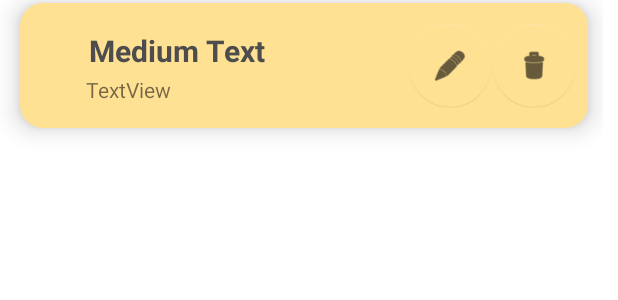
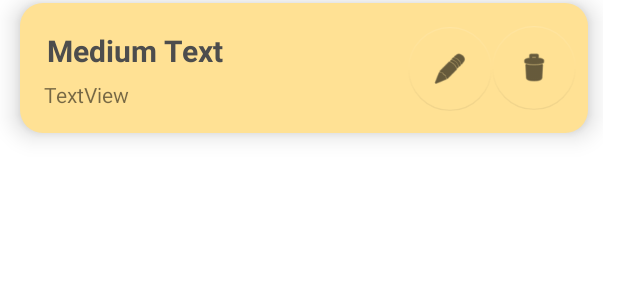
Before and after one commit to Aleexuta/BooksApp, an Android app: the layout mylist.xml on its own in the app's theme, with its tools: preview values and no code run, on a phone screen of 412 x 824 dp. Shown: the top 300 px of the screen. Run offline under Robolectric (Android 15) with nearby library versions, the phone set to English and light mode, and no system bars.

Commit message:
interfata putin

```diff
--- a/app/src/main/java/com/example/booksapp/MenuFragment.java
+++ b/app/src/main/java/com/example/booksapp/MenuFragment.java
@@ -150,7 +150,7 @@ public class MenuFragment extends Fragment implements View.OnClickListener {
             Intent intent = new Intent(Intent.ACTION_CREATE_DOCUMENT);
             intent.addCategory(Intent.CATEGORY_OPENABLE);
             intent.setType("text/csv");
-            intent.putExtra(Intent.EXTRA_TITLE,"backupBooks.xlsx");
+            intent.putExtra(Intent.EXTRA_TITLE,"backupBooks.xls");
             requireActivity().startActivityForResult(intent,20);
         }
         if(v.getId()==m_statistics.getId())
--- a/app/src/main/res/layout/mylist.xml
+++ b/app/src/main/res/layout/mylist.xml
@@ -17,7 +17,7 @@
 
         <androidx.constraintlayout.widget.ConstraintLayout
             android:layout_width="match_parent"
-            android:layout_height="83dp"
+            android:layout_height="match_parent"
             android:layout_marginStart="13dp"
             android:layout_marginTop="2dp"
             android:layout_marginEnd="10dp"
@@ -27,16 +27,18 @@
 
             <TextView
                 android:id="@+id/newBookTitle"
-                android:layout_width="148dp"
-                android:layout_height="30dp"
-                android:layout_marginStart="44dp"
+                android:layout_width="match_parent"
+                android:layout_height="wrap_content"
+                android:layout_marginStart="16dp"
                 android:layout_marginTop="16dp"
+                android:layout_marginEnd="120dp"
                 android:padding="2dp"
                 android:text="Medium Text"
                 android:textAppearance="?android:attr/textAppearanceMedium"
                 android:textColor="#4d4d4d"
                 android:textSize="20dp"
                 android:textStyle="bold"
+                app:layout_constraintEnd_toEndOf="parent"
                 app:layout_constraintStart_toStartOf="parent"
                 app:layout_constraintTop_toTopOf="parent"
                 tools:ignore="MissingConstraints" />
@@ -45,11 +47,13 @@
                 android:id="@+id/listAuthor"
                 android:layout_width="wrap_content"
                 android:layout_height="wrap_content"
-                android:layout_marginStart="44dp"
-                android:layout_marginTop="48dp"
+                android:layout_marginStart="16dp"
+                android:layout_marginTop="4dp"
+                android:layout_marginBottom="16dp"
                 android:text="TextView"
+                app:layout_constraintBottom_toBottomOf="parent"
                 app:layout_constraintStart_toStartOf="parent"
-                app:layout_constraintTop_toTopOf="parent" />
+                app:layout_constraintTop_toBottomOf="@+id/newBookTitle" />
 
             <com.google.android.material.floatingactionbutton.FloatingActionButton
                 android:id="@+id/deleteFloatButt"
```
Also changed, not shown: app/src/main/java/com/example/booksapp/MainActivity.java (+19 -7 lines).
